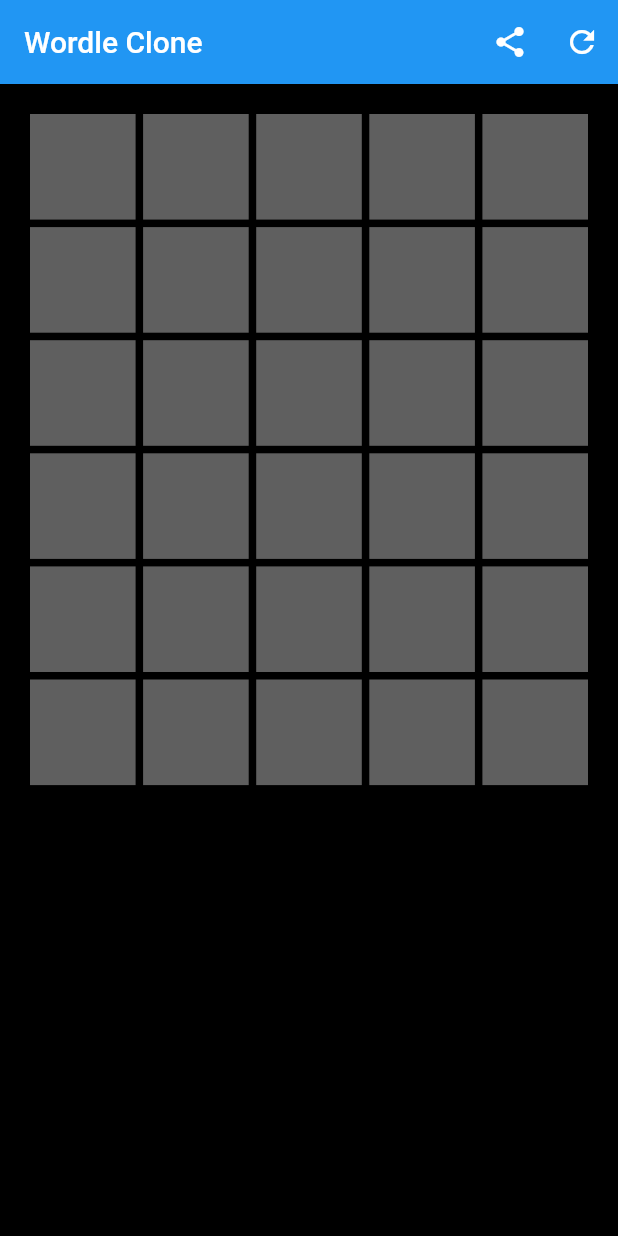
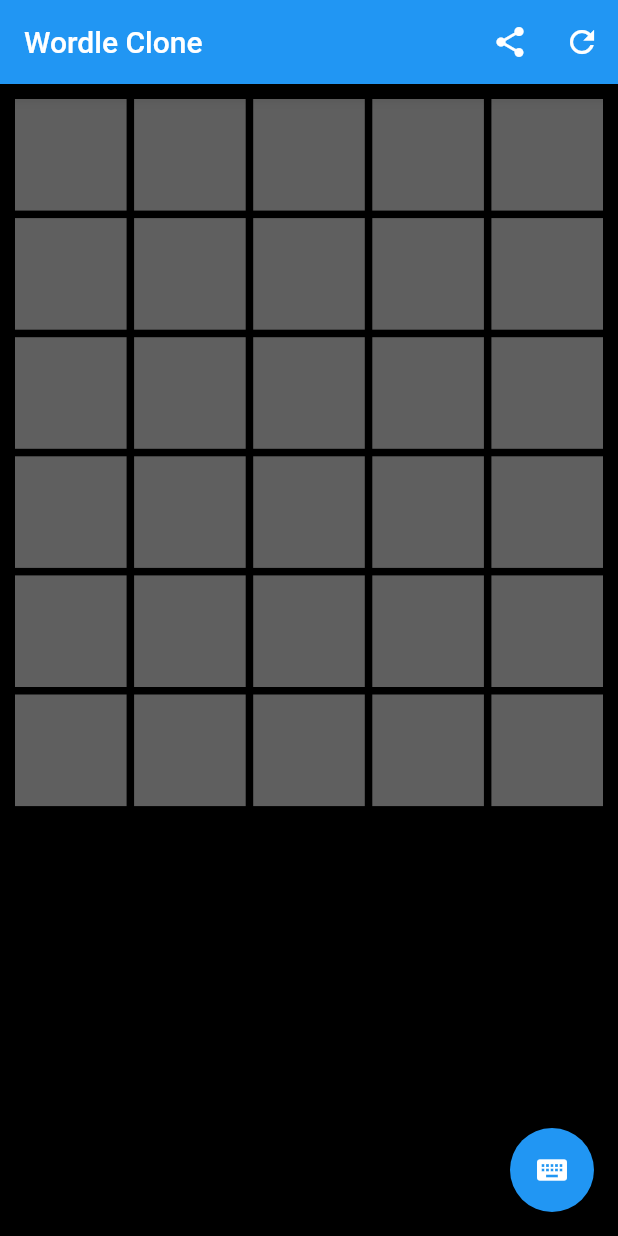
Before and after one commit to chapel582/wordle_clone, a Flutter app: the screen it shows after launch, on a phone screen of 412 x 824 dp. Run offline on Flutter 3.47's test engine with Material 2 defaults, Android fonts, the phone set to English and light mode, and no system bars; our stand-ins replace shared_preferences; project files that could hold a hidden picture were left out.

Commit message:
added keyboard focus button

```diff
--- a/lib/main.dart
+++ b/lib/main.dart
@@ -6,6 +6,7 @@ import 'package:flutter/material.dart';
 import 'package:flutter/services.dart';
 import 'package:shared_preferences/shared_preferences.dart';
 import 'dart:math';
+import 'dart:async';
 
 void main() {
   runApp(const MyApp());
@@ -165,6 +166,7 @@ class _LetterGridState extends State<LetterGrid> {
   bool canPlay = true;
 
   final TextEditingController _controller = TextEditingController();
+  FocusNode _focusNode = FocusNode();
 
   @override
   void initState() {
@@ -173,6 +175,12 @@ class _LetterGridState extends State<LetterGrid> {
     for (var i = 0; i < 30; i++) {
       guessState.add(GuessStateEnum.unchecked);
     }
+  }
+
+  @override
+  void dispose() {
+    _focusNode.dispose();
+    super.dispose();
   }
 
   void _copyResults() {
@@ -193,23 +201,22 @@ class _LetterGridState extends State<LetterGrid> {
     final prefs = await SharedPreferences.getInstance();
 
     String lastPlayedTimeStr = prefs.getString('lastPlayedTime') ?? '';
-    if (lastPlayedTimeStr != ''){
+    if (lastPlayedTimeStr != '') {
       final lastPlayedTime = DateTime.parse(lastPlayedTimeStr);
       final now = DateTime.now();
       final todayMidnight = DateTime(now.year, now.month, now.day);
       canPlay = lastPlayedTime.isBefore(todayMidnight);
-    }
-    else{
+    } else {
       canPlay = true;
     }
-    if(canPlay){
-      setState((){
+    if (canPlay) {
+      setState(() {
         startGuess = 0;
         for (var i = 0; i < 30; i++) {
           guesses[i] = '';
         }
         for (var i = 0; i < 30; i++) {
-         guessState[i] = GuessStateEnum.unchecked;
+          guessState[i] = GuessStateEnum.unchecked;
         }
       });
       _controller.clear();
@@ -247,6 +254,7 @@ class _LetterGridState extends State<LetterGrid> {
         maintainInteractivity: true,
         child: TextField(
           controller: _controller,
+          focusNode: _focusNode,
           autofocus: true,
           autocorrect: false,
           enableSuggestions: false,
@@ -327,19 +335,31 @@ class _LetterGridState extends State<LetterGrid> {
             tooltip: 'Copy results',
           ),
           IconButton(
-            icon: const Icon(Icons.refresh),
-            onPressed: _updateCanPlay,
-            tooltip: 'Check for new game'
-          ),
+              icon: const Icon(Icons.refresh),
+              onPressed: _updateCanPlay,
+              tooltip: 'Check for new game'),
         ],
       ),
       backgroundColor: Color(0xFF000000),
       body: GridView.count(
           crossAxisCount: 5,
-          padding: const EdgeInsets.all(20),
+          padding: const EdgeInsets.all(10),
           crossAxisSpacing: 5,
           mainAxisSpacing: 5,
           children: gridViewChildren),
+      resizeToAvoidBottomInset: false,
+      floatingActionButton: FloatingActionButton(
+        child: const Icon(Icons.keyboard),
+        onPressed: () {
+          setState(() {
+            debugPrint('requesting focus???');
+            FocusScope.of(context).unfocus();
+            Timer(const Duration(milliseconds: 1), () {
+              FocusScope.of(context).requestFocus(_focusNode);
+            });
+          });
+        },
+      ),
     );
   }
 
```
